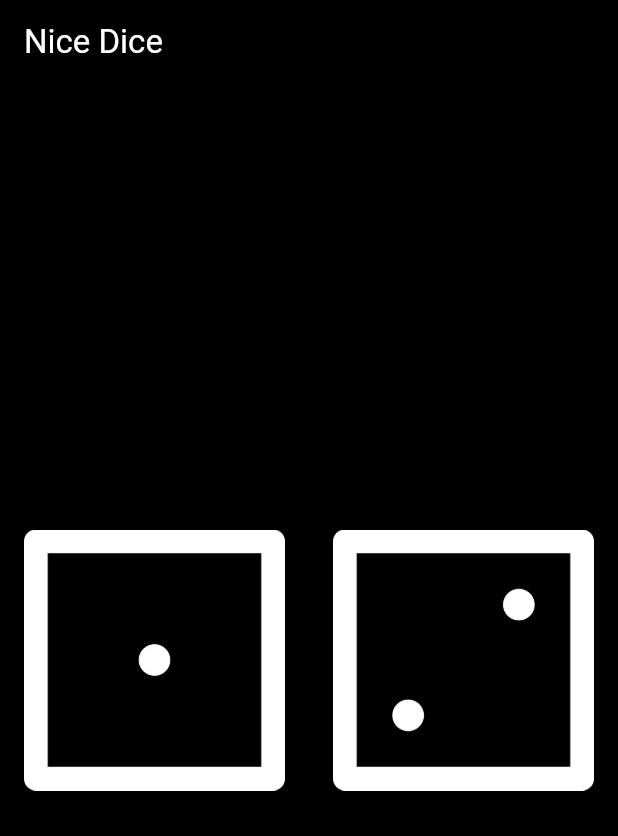
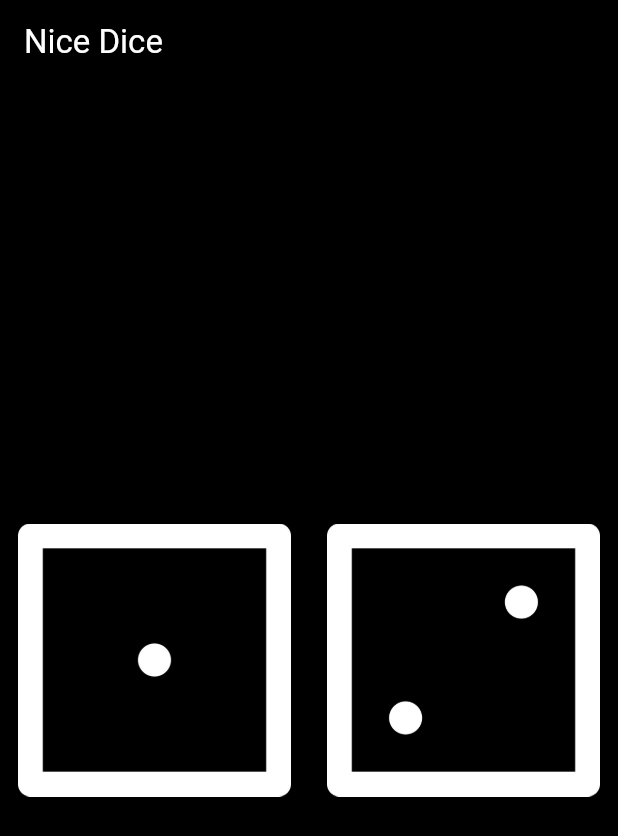
Before and after one commit to jeremejazz/nicedice, a Flutter app: the screen it shows after launch, on a phone screen of 412 x 824 dp. Shown: the top 836 px of the screen. Run offline on Flutter 3.47's test engine with Material 3 defaults, Android fonts, the light colour scheme and no system bars.

Commit message:
add images

```diff
--- a/lib/src/pages/dice_page.dart
+++ b/lib/src/pages/dice_page.dart
@@ -1,4 +1,4 @@
-import 'package:flutter/cupertino.dart';
+import 'package:flutter/material.dart';
 
 class DicePage extends StatelessWidget {
   const DicePage({super.key});
@@ -9,13 +9,13 @@ class DicePage extends StatelessWidget {
       child: Row(
         children: <Widget>[
           Expanded(
-              child: Padding(
-                  padding: const EdgeInsets.all(16.0),
+              child: TextButton(
+                  onPressed: () {},
                   child: Image.asset('assets/images/dice/dice1.png'))),
 
           Expanded(
-              child: Padding(
-                  padding: const EdgeInsets.all(16.0),
+              child: TextButton(
+                  onPressed: () {},
                   child: Image.asset('assets/images/dice/dice2.png')))
           // Image(image: AssetImage('assets/images/dice/dice1.png'), width: 100,)
         ],
```
